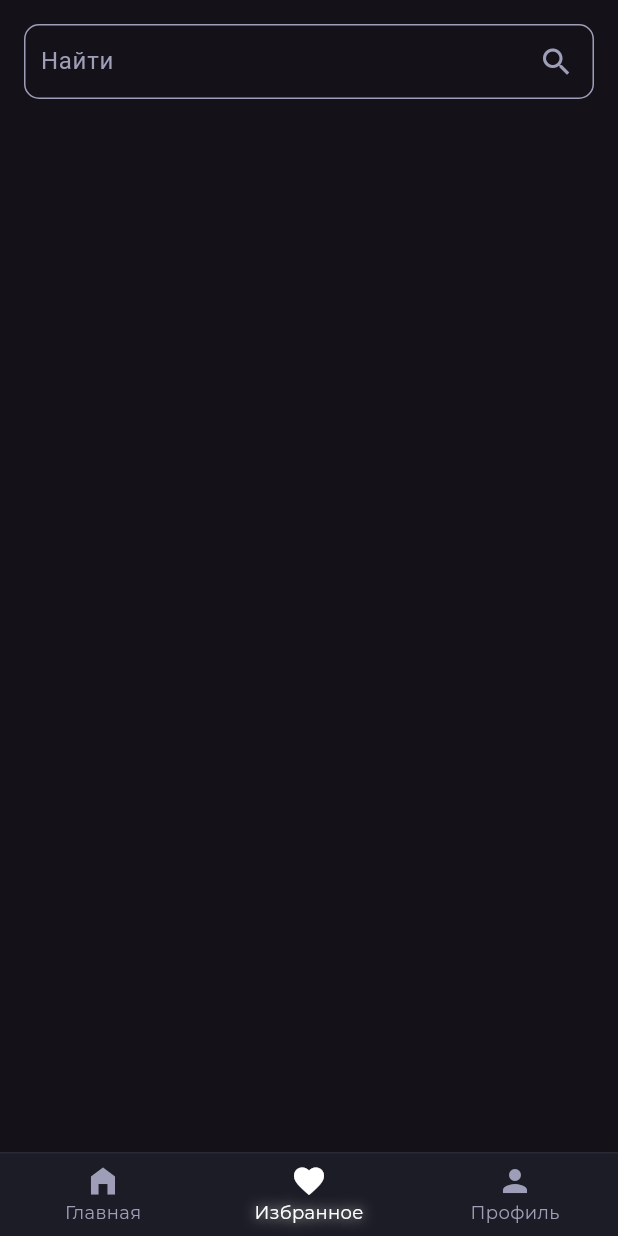
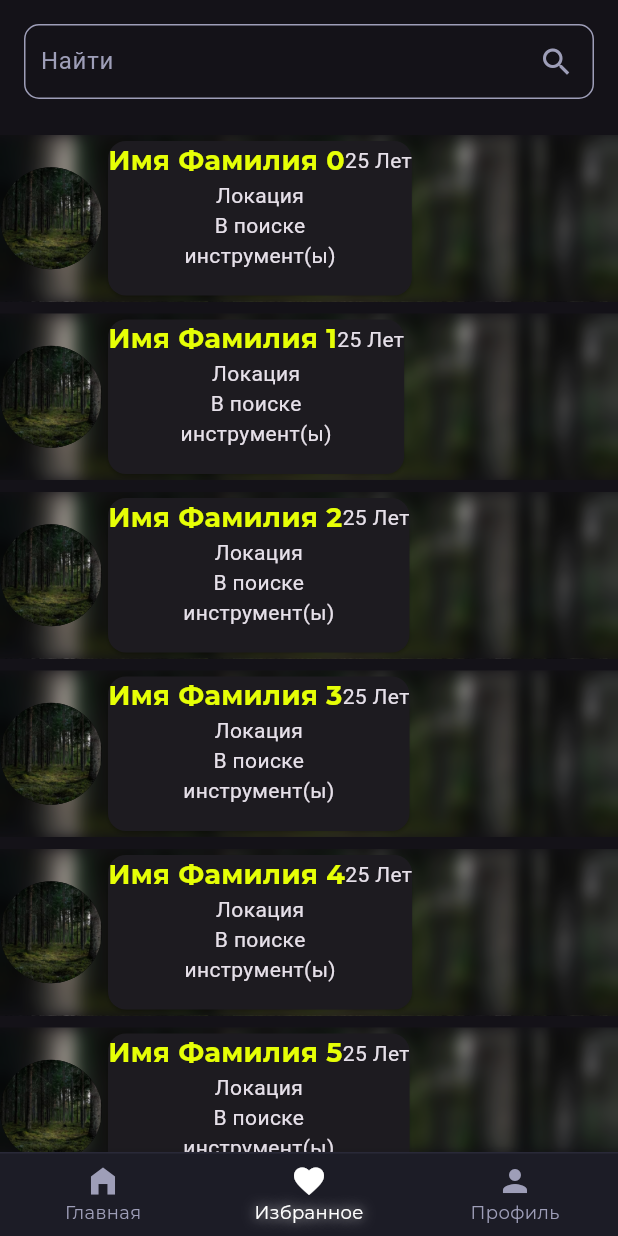
Before and after one commit to CeviCeve/my_band, a Flutter app: the screen it shows after launch, item 2 of the bottom bar chosen, on a phone screen of 412 x 824 dp. Run offline on Flutter 3.47's test engine with Material 3 defaults, Android fonts, the phone set to English and light mode, and no system bars; our stand-ins replace google_fonts, isar; accounts and stored records are empty; generated files the repository leaves out were written again.

Commit message:
feat: card

```diff
--- /dev/null
+++ b/lib/ui/activity/favorite_screen.dart
@@ -0,0 +1,99 @@
+import 'dart:ui';
+
+import 'package:flutter/material.dart';
+import 'package:google_fonts/google_fonts.dart';
+import 'package:my_band/ui/element/search_element.dart';
+
+class FavoriteScreen extends StatelessWidget {
+  const FavoriteScreen({super.key});
+
+  @override
+  Widget build(BuildContext context) {
+    return Scaffold(
+      body: Column(
+        children: [
+          SearchElement(controller: TextEditingController()),
+
+          /// Список карточек с размытым фоном внутри
+          Expanded(
+            child: ListView.builder(
+              itemCount: 10,
+              itemBuilder:
+                  (context, index) => Padding(
+                    padding: const EdgeInsets.fromLTRB(0, 8, 0, 0),
+                    child: ClipRRect(
+                      child: Stack(
+                        children: [
+                          /// Фоновая картинка внутри карточки
+                          Positioned.fill(
+                            child: Image.asset(
+                              'assets/forest.png',
+                              fit: BoxFit.fitWidth,
+                            ),
+                          ),
+
+                          /// Размытие только внутри карточки
+                          Positioned.fill(
+                            child: BackdropFilter(
+                              filter: ImageFilter.blur(sigmaX: 5, sigmaY: 5),
+                              child: Container(
+                                color: Colors.black26.withAlpha(20),
+                              ),
+                            ),
+                          ),
+
+                          // Контент карточки
+                          SizedBox(
+                            height: 111,
+                            child: Row(
+                              children: [
+                                CircleAvatar(
+                                  backgroundColor: Colors.black,
+                                  backgroundImage: AssetImage(
+                                    "assets/forest.png",
+                                  ),
+                                  radius: 34,
+                                ),
+                                Card(
+                                  child: Column(
+                                    children: [
+                                      Row(
+                                        mainAxisAlignment:
+                                            MainAxisAlignment.spaceBetween,
+                                        children: [
+                                          Text(
+                                            "Имя Фамилия $index",
+                                            style: GoogleFonts.montserrat(
+                                              color: Color.fromARGB(
+                                                255,
+                                                230,
+                                                255,
+                                                6,
+                                              ),
+                                              fontSize: 18,
+                                              fontWeight: FontWeight.bold,
+                                            ),
+                                          ),
+                                          Text("25 Лет"),
+                                        ],
+                                      ),
+                                      Text("Локация"),
+                                      Text("В поиске"),
+                                      Text("инструмент(ы)"),
+                                    ],
+                                  ),
+                                ),
+                              ],
+                            ),
+                          ),
+                        ],
+                      ),
+                    ),
+                  ),
+            ),
+          ),
+        ],
+      ),
+    );
+  }
+}
--- a/lib/ui/element/custom_bottom_nav_bar.dart
+++ b/lib/ui/element/custom_bottom_nav_bar.dart
@@ -1,7 +1,7 @@
 import 'package:flutter/material.dart';
 import 'package:google_fonts/google_fonts.dart';
+import 'package:my_band/ui/activity/favorite_screen.dart';
 import 'package:my_band/ui/activity/home_screen.dart';
-import 'package:my_band/ui/element/search_element.dart';
 
 class CustomBottomNavBar extends StatefulWidget {
   const CustomBottomNavBar({super.key});
@@ -15,7 +15,7 @@ class _CustomBottomNavBarState extends State<CustomBottomNavBar> {
 
   static final List<Widget> _widgetOptions = <Widget>[
     HomeScreen(),
-    Scaffold(body: SearchElement(controller: TextEditingController())),
+    FavoriteScreen(),
     Text("ерукв"),
   ];
 
```
Also changed, not shown: assets/forest.png (added).
